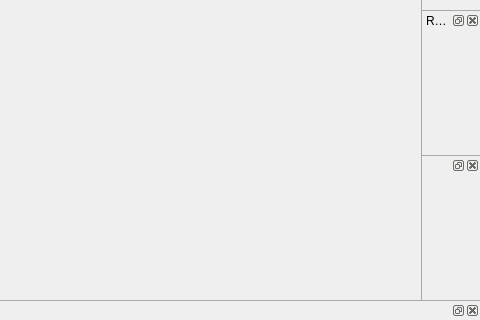
Before: the Qt Designer form apps/livreGUI/MainWindow.ui in BlueBrain/Livre, drawn with Qt 5; both pictures show x 320 to 800 and y 280 to 600 of the 800 by 600 pixel window.
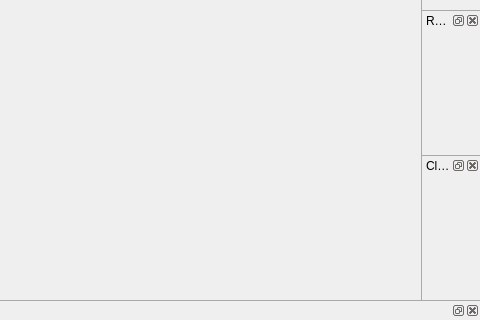
After: the same form once the commit is applied.

Commit message:
Small refactoring of clip planes wrt serialization and UI
This allows to have another deserialization callback on the clipPlanes object,
needed in/for Brayns integration. Also, let the UI keep receiving updates
of the clip planes when/if modified from HTTP/python.

What changed in the file:
```diff
--- a/apps/livreGUI/MainWindow.ui
+++ b/apps/livreGUI/MainWindow.ui
@@ -69,6 +69,15 @@
    <widget class="QWidget" name="renderParametersDockWidgetPlaceholder"/>
   </widget>
   <widget class="QDockWidget" name="clipPlanesDockWidget">
+   <property name="sizePolicy">
+    <sizepolicy hsizetype="Expanding" vsizetype="Expanding">
+     <horstretch>0</horstretch>
+     <verstretch>0</verstretch>
+    </sizepolicy>
+   </property>
+   <property name="windowTitle">
+    <string>Clip Planes</string>
+   </property>
    <attribute name="dockWidgetArea">
     <number>2</number>
    </attribute>
```
The commit also changes 7 other files.
